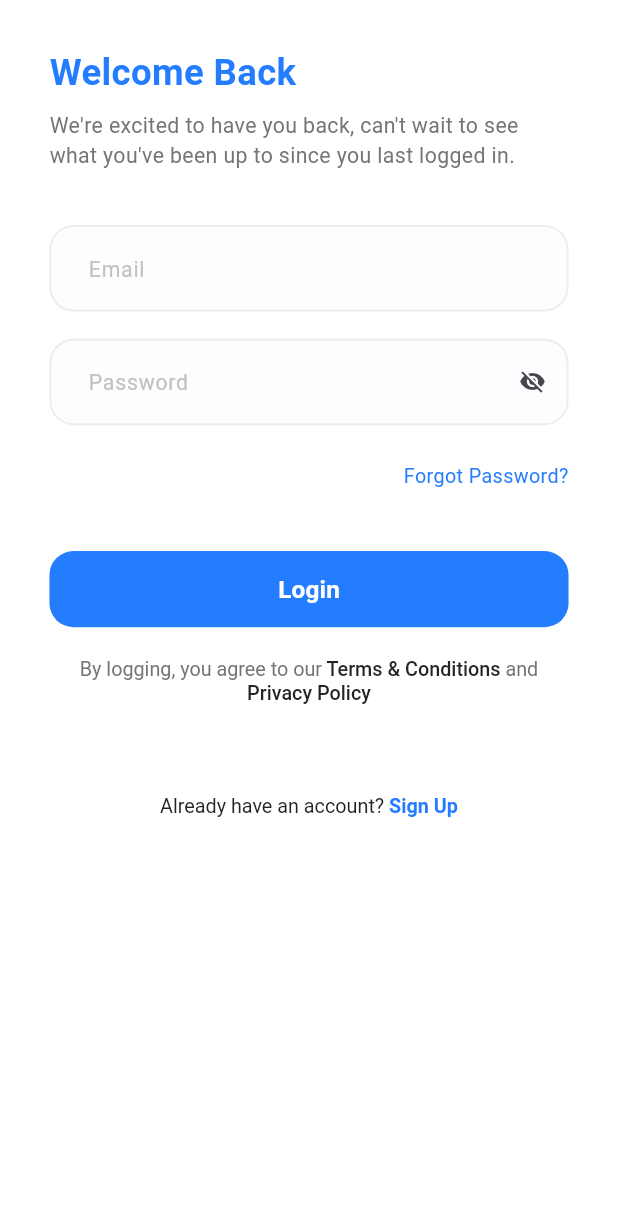
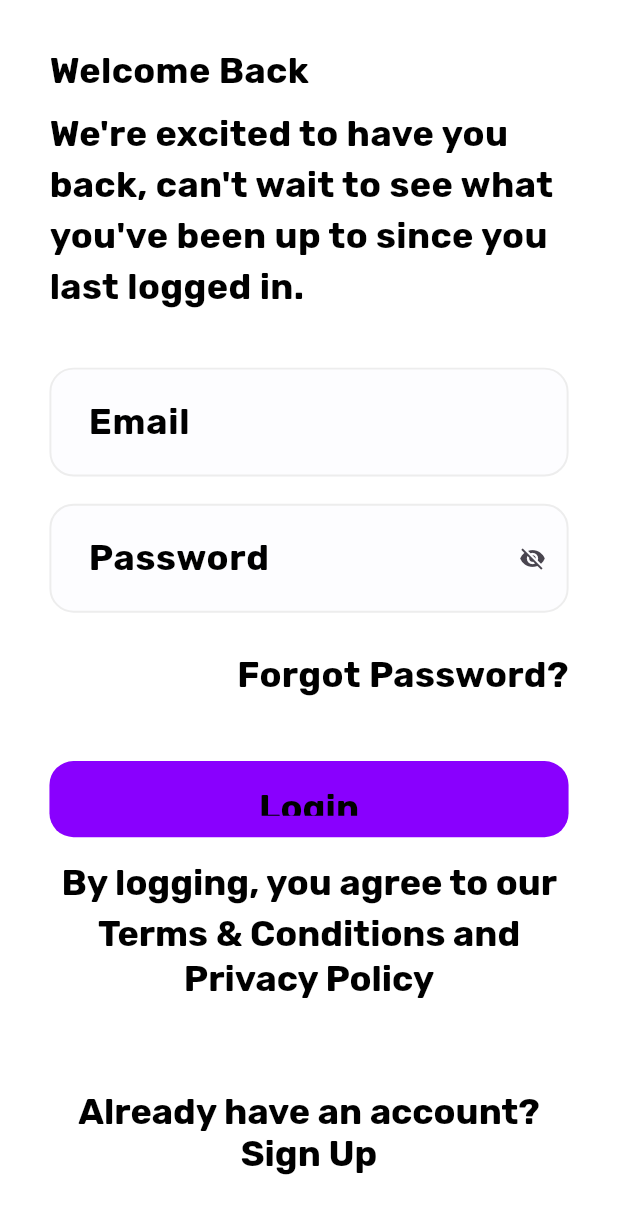
Before and after one commit to mohamedmagdi6/auvent_flutter_task, a Flutter app: the screen it shows after launch, after a tap on "Next", after a tap on "Get Started", on a phone screen of 412 x 824 dp. Shown: the top 1214 px of the screen. Run offline on Flutter 3.47's test engine with Material 3 defaults, Android fonts, the phone set to English and light mode, and no system bars; our stand-ins replace flutter_screenutil, flutter_svg, get_it, google_fonts.

Commit message:
Refactor color and text styles across the application for consistency and improved readability

```diff
--- a/lib/core/resources/color_manager.dart
+++ b/lib/core/resources/color_manager.dart
@@ -1,7 +1,7 @@
 import 'package:flutter/material.dart';
 
 abstract class ColorsManager {
-  static Color primaryColor = const Color(0xFF247CFF);
+  static Color primaryColor = const Color(0xFF8900FE);
   static Color orangeColor = const Color(0xFFFF7D53);
   static Color blueColor = const Color(0xFF0087FF);
   static Color blackColor = Colors.black;
@@ -9,7 +9,6 @@ abstract class ColorsManager {
   static Color transparentColor = Colors.transparent;
   static Color textGreyColor = const Color(0xFF6E6A7C);
   static Color textHintGreyColor = const Color(0xFFBABABA);
-  static const Color mainBlue = Color(0xFF247CFF);
   static const Color darkBlue = Color(0xFF242424);
   static const Color gray = Color(0xFF757575);
   static const Color lightGray = Color(0xFFC2C2C2);
--- a/lib/core/resources/text_style_manager.dart
+++ b/lib/core/resources/text_style_manager.dart
@@ -1,259 +1,22 @@
 import 'package:auvent_flutter_task/core/resources/color_manager.dart';
-import 'package:auvent_flutter_task/core/resources/font_weight.dart';
 import 'package:flutter/material.dart';
-import 'package:flutter_screenutil/flutter_screenutil.dart';
 import 'package:google_fonts/google_fonts.dart';
 
 class TextStyles {
   //blackColor
   static textstyleS24W700Black() {
-    return GoogleFonts.dmSans(
+    return GoogleFonts.rubik(
       fontSize: 24,
       fontWeight: FontWeight.w700,
       color: ColorsManager.blackColor,
     );
   }
 
-  static textstyleS16W700Black() {
-    return GoogleFonts.dmSans(
-      fontSize: 16,
-      fontWeight: FontWeight.w700,
-      color: ColorsManager.blackColor,
-    );
-  }
-
-  static textstyleS16W500Black() {
-    return GoogleFonts.dmSans(
-      fontSize: 16,
+  static textstyleS18W500White() {
+    return GoogleFonts.rubik(
+      fontSize: 18,
       fontWeight: FontWeight.w500,
-      color: ColorsManager.blackColor,
-    );
-  }
-
-  static textstyleS14W400Black() {
-    return GoogleFonts.dmSans(
-      fontSize: 14,
-      fontWeight: FontWeight.w400,
-      color: ColorsManager.blackColor,
-    );
-  }
-
-  //greyColor
-  static textstyleS18W700Grey() {
-    return GoogleFonts.dmSans(
-      fontSize: 18,
-      fontWeight: FontWeight.w700,
-      color: ColorsManager.textGreyColor,
-    );
-  }
-
-  static textstyleS14W400Grey() {
-    return GoogleFonts.dmSans(
-      fontSize: 14,
-      fontWeight: FontWeight.w400,
-      color: ColorsManager.textGreyColor,
-    );
-  }
-
-  static textstyleS16W700Grey() {
-    return GoogleFonts.dmSans(
-      fontSize: 16,
-      fontWeight: FontWeight.w700,
-      color: ColorsManager.textGreyColor,
-    );
-  }
-
-  static textstyleS16W400Grey() {
-    return GoogleFonts.dmSans(
-      fontSize: 16,
-      fontWeight: FontWeight.w700,
-      color: ColorsManager.textGreyColor,
-    );
-  }
-
-  static textstyleS10W400Grey() {
-    return GoogleFonts.dmSans(
-      fontSize: 10.sp,
-      fontWeight: FontWeight.w400,
-      color: ColorsManager.textGreyColor,
-    );
-  }
-
-  static textstyleS14W400HintGrey() {
-    return GoogleFonts.dmSans(
-      fontSize: 14,
-      fontWeight: FontWeight.w400,
-      color: ColorsManager.textHintGreyColor,
-    );
-  }
-
-  static textstyleS12W500Grey() {
-    return GoogleFonts.dmSans(
-      fontSize: 12,
-      fontWeight: FontWeight.w500,
-      color: ColorsManager.textGreyColor,
-    );
-  }
-
-  //whiteColor
-  static textstyleS19W700White() {
-    return GoogleFonts.dmSans(
-      fontSize: 19,
-      fontWeight: FontWeight.w700,
       color: ColorsManager.whiteColor,
     );
   }
-
-  static textstyleS16W600White() {
-    return GoogleFonts.dmSans(
-      fontSize: 16,
-      fontWeight: FontWeight.w600,
-      color: ColorsManager.whiteColor,
-    );
-  }
-
-  //primaryColor
-  static textstyleS32W700Primary() {
-    return GoogleFonts.dmSans(
-      fontSize: 32.sp,
-      fontWeight: FontWeight.w700,
-      color: ColorsManager.primaryColor,
-    );
-  }
-
-  static textstyleS19W500Primary() {
-    return GoogleFonts.dmSans(
-      fontSize: 19,
-      fontWeight: FontWeight.w500,
-      color: ColorsManager.primaryColor,
-    );
-  }
-
-  static textstyleS16W700Primary() {
-    return GoogleFonts.dmSans(
-      fontSize: 16,
-      fontWeight: FontWeight.w700,
-      color: ColorsManager.primaryColor,
-    );
-  }
-
-  static textstyleS14W400Primary() {
-    return GoogleFonts.dmSans(
-      fontSize: 14,
-      fontWeight: FontWeight.w400,
-      color: ColorsManager.primaryColor,
-    );
-  }
-
-  static textstyleS12W400Primary() {
-    return GoogleFonts.dmSans(
-      fontSize: 12,
-      fontWeight: FontWeight.w400,
-      color: ColorsManager.primaryColor,
-    );
-  }
-
-  //blueColor
-  static textstyleS12W400Blue() {
-    return GoogleFonts.dmSans(
-      fontSize: 12,
-      fontWeight: FontWeight.w400,
-      color: ColorsManager.whiteColor,
-    );
-  }
-
-  // orangeColor
-  static textstyleS16W500Orange() {
-    return GoogleFonts.dmSans(
-      fontSize: 16,
-      fontWeight: FontWeight.w500,
-      color: ColorsManager.orangeColor,
-    );
-  }
-
-  static textstyleS12W400Orange() {
-    return GoogleFonts.dmSans(
-      fontSize: 12,
-      fontWeight: FontWeight.w400,
-      color: ColorsManager.orangeColor,
-    );
-  }
-
-  // omar ahmed
-  static TextStyle font24BlackBold = TextStyle(
-    fontSize: 24.sp,
-    fontWeight: FontWeightHelper.bold,
-    color: Colors.black,
-  );
-
-  static TextStyle font32BlueBold = TextStyle(
-    fontSize: 32.sp,
-    fontWeight: FontWeightHelper.bold,
-    color: ColorsManager.mainBlue,
-  );
-
-  static TextStyle font13BlueSemiBold = TextStyle(
-    fontSize: 13.sp,
-    fontWeight: FontWeightHelper.semiBold,
-    color: ColorsManager.mainBlue,
-  );
-
-  static TextStyle font13DarkBlueMedium = TextStyle(
-    fontSize: 13.sp,
-    fontWeight: FontWeightHelper.medium,
-    color: ColorsManager.darkBlue,
-  );
-
-  static TextStyle font13DarkBlueRegular = TextStyle(
-    fontSize: 13.sp,
-    fontWeight: FontWeightHelper.regular,
-    color: ColorsManager.darkBlue,
-  );
-
-  static TextStyle font24BlueBold = TextStyle(
-    fontSize: 24.sp,
-    fontWeight: FontWeightHelper.bold,
-    color: ColorsManager.mainBlue,
-  );
-
-  static TextStyle font16WhiteSemiBold = TextStyle(
-    fontSize: 16.sp,
-    fontWeight: FontWeightHelper.semiBold,
-    color: Colors.white,
-  );
-
-  static TextStyle font13GrayRegular = TextStyle(
-    fontSize: 13.sp,
-    fontWeight: FontWeightHelper.regular,
-    color: ColorsManager.gray,
-  );
-
-  static TextStyle font13BlueRegular = TextStyle(
-    fontSize: 13.sp,
-    fontWeight: FontWeightHelper.regular,
-    color: ColorsManager.mainBlue,
-  );
-
-  static TextStyle font14GrayRegular = TextStyle(
-    fontSize: 14.sp,
-    fontWeight: FontWeightHelper.regular,
-    color: ColorsManager.gray,
-  );
-
-  static TextStyle font14LightGrayRegular = TextStyle(
-    fontSize: 14.sp,
-    fontWeight: FontWeightHelper.regular,
-    color: ColorsManager.lightGray,
-  );
-
-  static TextStyle font14DarkBlueMedium = TextStyle(
-    fontSize: 14.sp,
-    fontWeight: FontWeightHelper.medium,
-    color: ColorsManager.darkBlue,
-  );
-  static TextStyle font16WhiteMedium = TextStyle(
-    fontSize: 16.sp,
-    fontWeight: FontWeightHelper.medium,
-    color: Colors.white,
-  );
 }
--- a/lib/core/widgets/app_button.dart
+++ b/lib/core/widgets/app_button.dart
@@ -22,11 +22,9 @@ class AppButton extends StatelessWidget {
         },
         iconAlignment: IconAlignment.end,
         icon: withIcon ? Image.asset(IconsAssets.arrowforward) : null,
-        label: Text(text, style: TextStyles.textstyleS16W600White()),
+        label: Text(text, style: TextStyles.textstyleS18W500White()),
         style: ElevatedButton.styleFrom(
-          shape: RoundedRectangleBorder(
-            borderRadius: BorderRadius.circular(16),
-          ),
+          shape: RoundedRectangleBorder(borderRadius: BorderRadius.circular(8)),
           backgroundColor: ColorsManager.primaryColor,
         ),
       ),
--- a/lib/core/widgets/app_text_button.dart
+++ b/lib/core/widgets/app_text_button.dart
@@ -35,7 +35,7 @@ class AppTextButton extends StatelessWidget {
           ),
         ),
         backgroundColor: WidgetStatePropertyAll(
-          backgroundColor ?? ColorsManager.mainBlue,
+          backgroundColor ?? ColorsManager.primaryColor,
         ),
         padding: WidgetStateProperty.all<EdgeInsets>(
           EdgeInsets.symmetric(
--- a/lib/core/widgets/app_text_form_field.dart
+++ b/lib/core/widgets/app_text_form_field.dart
@@ -37,8 +37,8 @@ class AppTextFormField extends StatelessWidget {
         focusedBorder:
             focusedBorder ??
             OutlineInputBorder(
-              borderSide: const BorderSide(
-                color: ColorsManager.mainBlue,
+              borderSide: BorderSide(
+                color: ColorsManager.primaryColor,
                 width: 1.3,
               ),
               borderRadius: BorderRadius.circular(16.0),
@@ -52,14 +52,14 @@ class AppTextFormField extends StatelessWidget {
               ),
               borderRadius: BorderRadius.circular(16.0),
             ),
-        hintStyle: hintStyle ?? TextStyles.font14LightGrayRegular,
+        hintStyle: hintStyle ?? TextStyles.textstyleS24W700Black(),
         hintText: hintText,
         suffixIcon: suffixIcon,
         fillColor: backgroundColor ?? ColorsManager.moreLightGray,
         filled: true,
       ),
       obscureText: isObscureText ?? false,
-      style: TextStyles.font14DarkBlueMedium,
+      style: TextStyles.textstyleS24W700Black(),
     );
   }
 }
--- a/lib/features/login/ui/login_screen.dart
+++ b/lib/features/login/ui/login_screen.dart
@@ -28,11 +28,11 @@ class _LoginScreenState extends State<LoginScreen> {
             child: Column(
               crossAxisAlignment: CrossAxisAlignment.start,
               children: [
-                Text('Welcome Back', style: TextStyles.font24BlueBold),
+                Text('Welcome Back', style: TextStyles.textstyleS24W700Black()),
                 verticalSpace(8),
                 Text(
                   'We\'re excited to have you back, can\'t wait to see what you\'ve been up to since you last logged in.',
-                  style: TextStyles.font14GrayRegular,
+                  style: TextStyles.textstyleS24W700Black(),
                 ),
                 verticalSpace(36),
                 Form(
@@ -62,13 +62,13 @@ class _LoginScreenState extends State<LoginScreen> {
                         alignment: AlignmentDirectional.centerEnd,
                         child: Text(
                           'Forgot Password?',
-                          style: TextStyles.font13BlueRegular,
+                          style: TextStyles.textstyleS24W700Black(),
                         ),
                       ),
                       verticalSpace(40),
                       AppTextButton(
                         buttonText: "Login",
-                        textStyle: TextStyles.font16WhiteSemiBold,
+                        textStyle: TextStyles.textstyleS24W700Black(),
                         onPressed: () {},
                       ),
                       verticalSpace(16),
--- a/lib/features/login/ui/widgets/already_have_account_text.dart
+++ b/lib/features/login/ui/widgets/already_have_account_text.dart
@@ -12,9 +12,9 @@ class AlreadyHaveAccountText extends StatelessWidget {
         children: [
           TextSpan(
             text: 'Already have an account?',
-            style: TextStyles.font13DarkBlueRegular,
+            style: TextStyles.textstyleS24W700Black(),
           ),
-          TextSpan(text: ' Sign Up', style: TextStyles.font13BlueSemiBold),
+          TextSpan(text: ' Sign Up', style: TextStyles.textstyleS24W700Black()),
         ],
       ),
     );
--- a/lib/features/login/ui/widgets/terms_and_conditions_text.dart
+++ b/lib/features/login/ui/widgets/terms_and_conditions_text.dart
@@ -12,19 +12,19 @@ class TermsAndConditionsText extends StatelessWidget {
         children: [
           TextSpan(
             text: 'By logging, you agree to our',
-            style: TextStyles.font13GrayRegular,
+            style: TextStyles.textstyleS24W700Black(),
           ),
           TextSpan(
             text: ' Terms & Conditions',
-            style: TextStyles.font13DarkBlueMedium,
+            style: TextStyles.textstyleS24W700Black(),
           ),
           TextSpan(
             text: ' and',
-            style: TextStyles.font13GrayRegular.copyWith(height: 1.5),
+            style: TextStyles.textstyleS24W700Black().copyWith(height: 1.5),
           ),
           TextSpan(
             text: ' Privacy Policy',
-            style: TextStyles.font13DarkBlueMedium,
+            style: TextStyles.textstyleS24W700Black(),
           ),
         ],
       ),
--- a/lib/features/onboarding/onboarding_screen.dart
+++ b/lib/features/onboarding/onboarding_screen.dart
@@ -32,7 +32,7 @@ class _OnboardingScreenState extends State<OnboardingScreen> {
           SizedBox(height: 15.h),
           Text(
             onboardingSubtitles[currentIndex],
-            style: TextStyles.textstyleS10W400Grey(),
+            style: TextStyles.textstyleS24W700Black(),
             textAlign: TextAlign.center,
           ),
           SizedBox(height: 30.h),
@@ -45,7 +45,7 @@ class _OnboardingScreenState extends State<OnboardingScreen> {
                 currentIndex = (currentIndex + 1) % onboardingTitles.length;
               });
             },
-            child: Text('Next', style: TextStyles.textstyleS10W400Grey()),
+            child: Text('Next', style: TextStyles.textstyleS24W700Black()),
           ),
         ],
       ),
```
